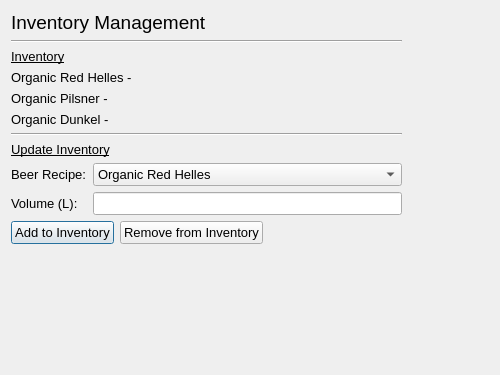
IsaacCheng9/brewhouse-management, file inv_management.ui: the form before one commit.
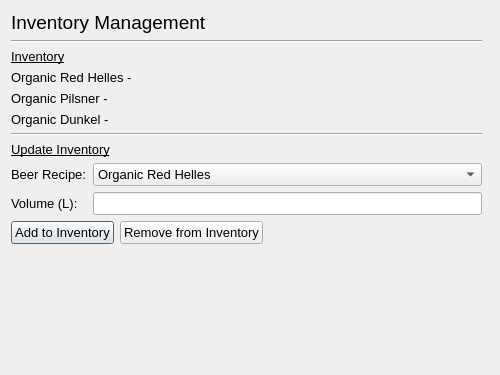
The form after the commit.

Commit message: Fixed bottle calculations

Patch:
```diff
--- a/inv_management.ui
+++ b/inv_management.ui
@@ -53,7 +53,7 @@
         <rect>
          <x>0</x>
          <y>0</y>
-         <width>391</width>
+         <width>471</width>
          <height>330</height>
         </rect>
        </property>
```
The commit also changes 1 other file.
